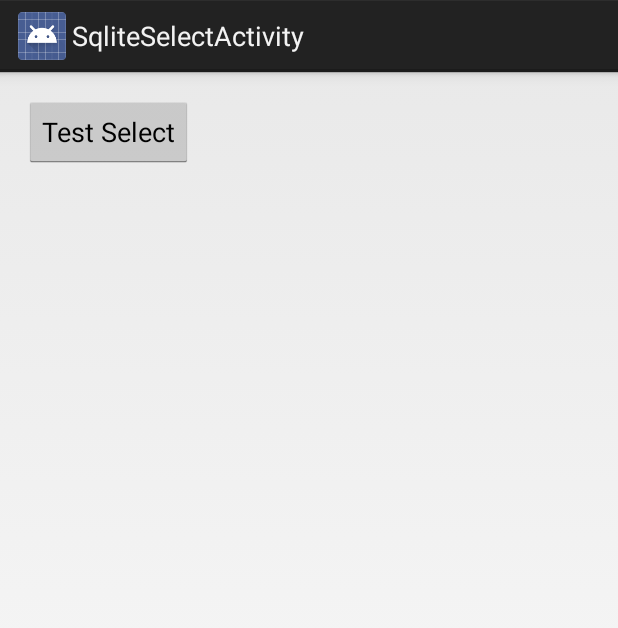
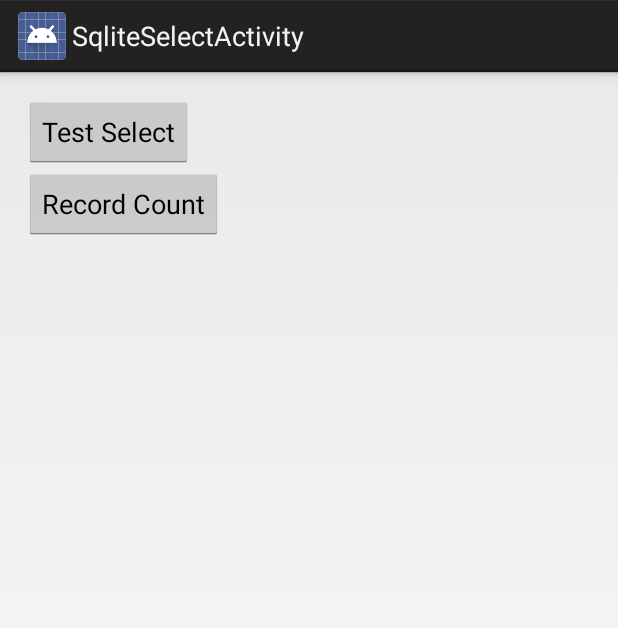
Before and after one commit to operando/Effective-SQLite-for-Android, an Android app: the SqliteSelectActivity screen opened directly, with no data from a screen before it, on a phone screen of 412 x 824 dp. Shown: the top 628 px of the screen. Run offline under Robolectric (Android 15) with nearby library versions, the phone set to English and light mode, and no system bars; our stand-ins replace ButterKnife.

Commit message:
Add Record Count Tips

```diff
--- a/app/src/main/res/layout/activity_sqlite_select.xml
+++ b/app/src/main/res/layout/activity_sqlite_select.xml
@@ -1,5 +1,6 @@
-<RelativeLayout xmlns:android="http://schemas.android.com/apk/res/android"
+<LinearLayout xmlns:android="http://schemas.android.com/apk/res/android"
     xmlns:tools="http://schemas.android.com/tools"
+    android:orientation="vertical"
     android:layout_width="match_parent"
     android:layout_height="match_parent"
     android:paddingLeft="@dimen/activity_horizontal_margin"
@@ -9,9 +10,15 @@
     tools:context="com.operando.os.sqlitesample.activityes.SqliteSelectActivity">
 
     <Button
-        android:onClick="onClick"
+        android:id="@+id/sqlite_select_text"
         android:text="Test Select"
         android:layout_width="wrap_content"
         android:layout_height="wrap_content" />
 
-</RelativeLayout>
+    <Button
+        android:id="@+id/sqlite_select_record_count"
+        android:text="Record Count"
+        android:layout_width="wrap_content"
+        android:layout_height="wrap_content" />
+
+</LinearLayout>
```
Also changed, not shown: app/src/main/java/com/operando/os/sqlitesample/activityes/SqliteSelectActivity.java (+53 -2 lines).
